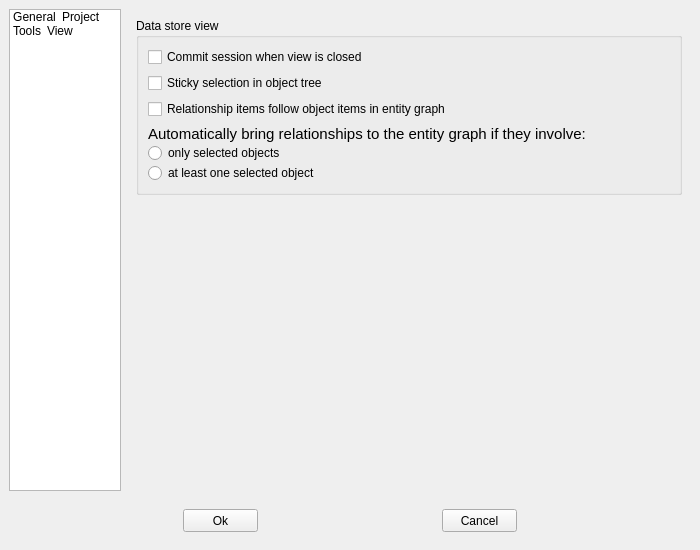
Qt form spinetoolbox/ui/settings.ui (spine-tools/Spine-Toolbox) before a commit.
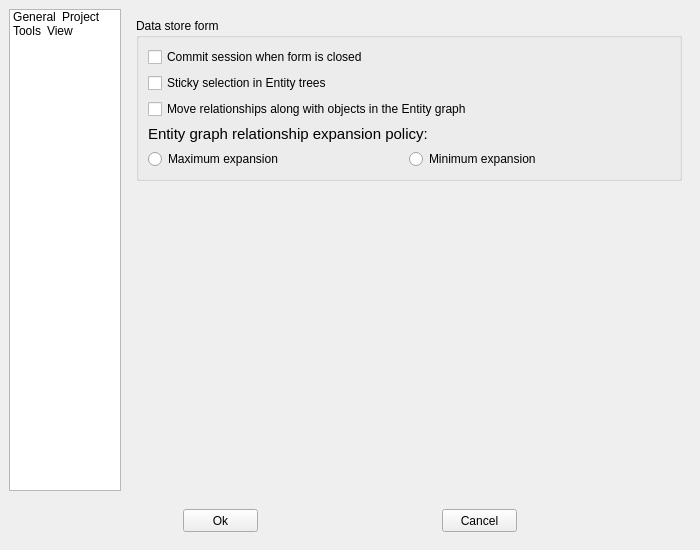
The same form after that commit. The open tabs and pages were chosen to show the change. Icons and pictures are not drawn.

Commit message: Add a setting to draw a tree-of-life scene background

Patch:
```diff
--- a/spinetoolbox/ui/settings.ui
+++ b/spinetoolbox/ui/settings.ui
@@ -994,7 +994,7 @@
             </sizepolicy>
            </property>
            <property name="title">
-            <string>Data store view</string>
+            <string>Data store form</string>
            </property>
            <layout class="QVBoxLayout" name="verticalLayout_4">
             <property name="spacing">
@@ -1006,7 +1006,7 @@
                <string>&lt;html&gt;&lt;head/&gt;&lt;body&gt;&lt;p&gt;Unchecked: Does not commit session and does not show message box&lt;/p&gt;&lt;p&gt;Partially checked: Shows message box (default)&lt;/p&gt;&lt;p&gt;Checked: Commits session and does not show message box&lt;/p&gt;&lt;p&gt;&lt;br/&gt;&lt;/p&gt;&lt;/body&gt;&lt;/html&gt;</string>
               </property>
               <property name="text">
-               <string>Commit session when view is closed</string>
+               <string>Commit session when form is closed</string>
               </property>
               <property name="tristate">
                <bool>true</bool>
@@ -1019,7 +1019,7 @@
                <string>&lt;html&gt;&lt;head/&gt;&lt;body&gt;&lt;p&gt;Controls how selecting items in Object tree &lt;span style=&quot; font-weight:600;&quot;&gt;using the left mouse button&lt;/span&gt; works. &lt;/p&gt;&lt;p&gt;When unchecked [default], Single selection is enabled. Pressing the Ctrl-button down enables multiple selection.&lt;/p&gt;&lt;p&gt;When checked, Multiple selection is enabled. Pressing the Ctrl-button down enables single selection.&lt;/p&gt;&lt;/body&gt;&lt;/html&gt;</string>
               </property>
               <property name="text">
-               <string>Sticky selection in object tree</string>
+               <string>Sticky selection in Entity trees</string>
               </property>
              </widget>
             </item>
@@ -1029,38 +1029,41 @@
                <string>&lt;html&gt;&lt;head/&gt;&lt;body&gt;&lt;p&gt;When checked [default], moving Object items causes connected Relationship items to follow.&lt;/p&gt;&lt;/body&gt;&lt;/html&gt;</string>
               </property>
               <property name="text">
-               <string>Relationship items follow object items in entity graph</string>
+               <string>Move relationships along with objects in the Entity graph</string>
               </property>
              </widget>
             </item>
             <item>
-             <layout class="QVBoxLayout" name="verticalLayout">
+             <widget class="QLabel" name="label_6">
+              <property name="font">
+               <font>
+                <pointsize>11</pointsize>
+               </font>
+              </property>
+              <property name="text">
+               <string>Entity graph relationship expansion policy:</string>
+              </property>
+             </widget>
+            </item>
+            <item>
+             <layout class="QHBoxLayout" name="horizontalLayout_3">
               <property name="spacing">
                <number>0</number>
               </property>
-              <item>
-               <widget class="QLabel" name="label_6">
-                <property name="font">
-                 <font>
-                  <pointsize>11</pointsize>
-                 </font>
-                </property>
-                <property name="text">
-                 <string>Automatically bring relationships to the entity graph if they involve:</string>
-                </property>
-               </widget>
-              </item>
-              <item>
-               <widget class="QRadioButton" name="radioButton_relationship_only_selected">
-                <property name="text">
-                 <string>only selected objects</string>
-                </property>
-               </widget>
-              </item>
               <item>
                <widget class="QRadioButton" name="radioButton_relationship_at_least_one_selected">
                 <property name="text">
-                 <string>at least one selected object</string>
+                 <string>Maximum expansion</string>
+                </property>
+               </widget>
+              </item>
+              <item>
+               <widget class="QRadioButton" name="radioButton_relationship_only_selected">
+                <property name="toolTip">
+                 <string>&lt;html&gt;&lt;head/&gt;&lt;body&gt;&lt;p&gt;Whenever all the objects in a relationship are included in the graph, the graph automaticall includes the relationship.&lt;/p&gt;&lt;/body&gt;&lt;/html&gt;</string>
+                </property>
+                <property name="text">
+                 <string>Minimum expansion</string>
                 </property>
                </widget>
               </item>
```
Left out of the diff: 29 changed lines with no effect on the pictures. The commit also changes 4 other files.
